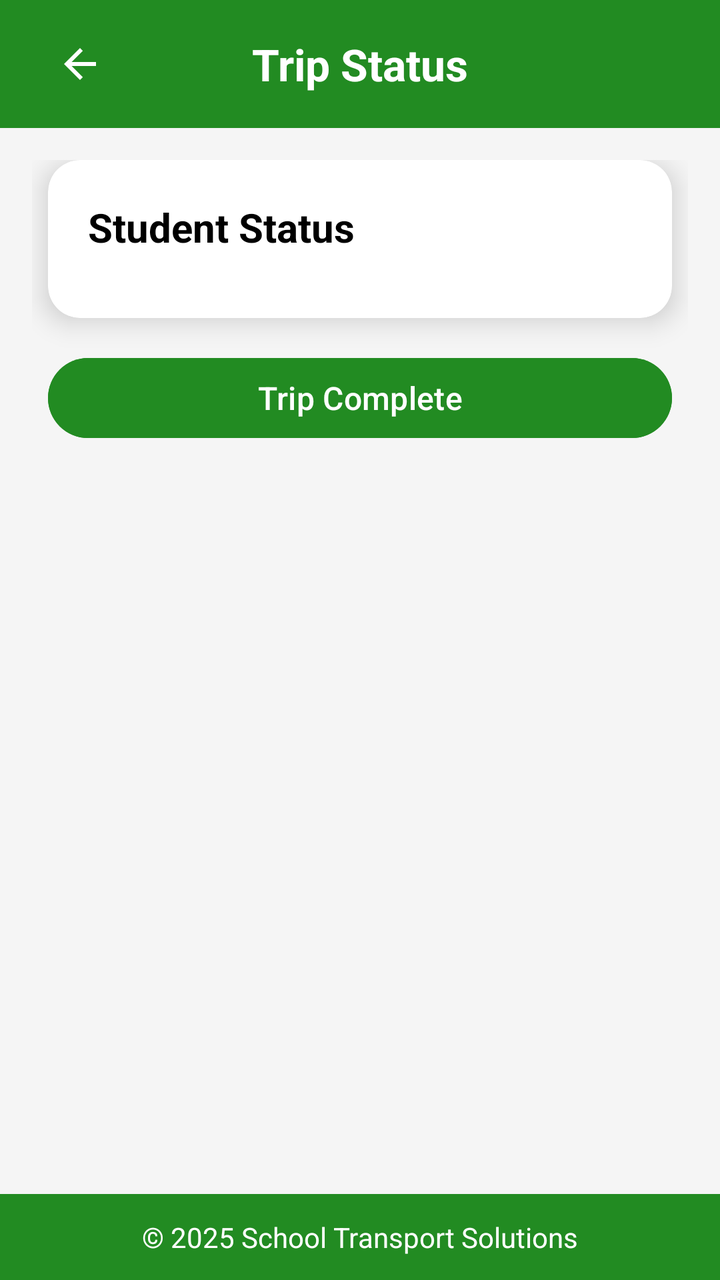
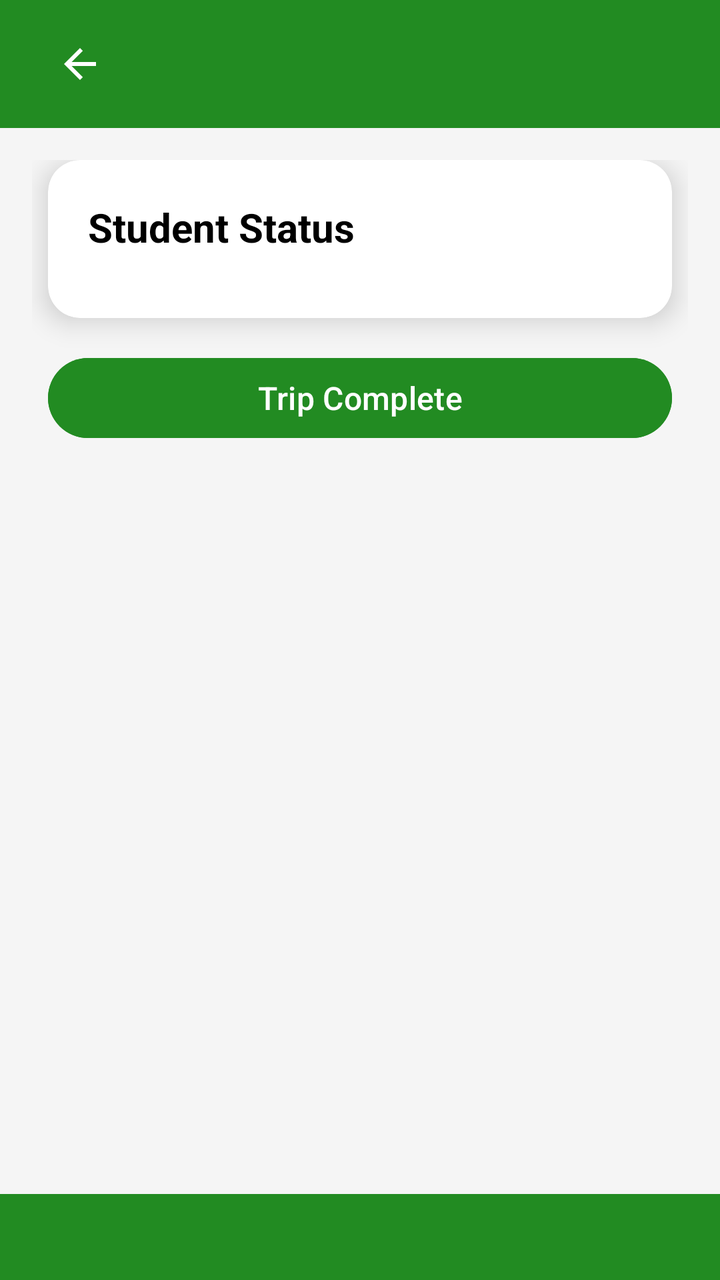

Before-and-after screenshots of an Android layout around one commit, followed by the original layout XML and the change that was made.
<!-- AndroidManifest.xml: application theme Theme.TransportApp -->
<!-- res/layout/activity_pick_up.xml -->
<?xml version="1.0" encoding="utf-8"?>
<LinearLayout xmlns:android="http://schemas.android.com/apk/res/android"
    xmlns:app="http://schemas.android.com/apk/res-auto"
    android:id="@+id/main"
    android:layout_width="match_parent"
    android:layout_height="match_parent"
    android:background="#F5F5F5"
    android:orientation="vertical">

    
    <androidx.appcompat.widget.Toolbar
        android:layout_width="match_parent"
        android:layout_height="?attr/actionBarSize"
        android:background="@color/green"
        android:elevation="4dp"
        android:theme="@style/ThemeOverlay.AppCompat.Dark.ActionBar">

        <ImageButton
            android:layout_width="48dp"
            android:layout_height="48dp"
            android:layout_marginStart="12dp"
            android:background="@null"
            android:contentDescription="Back"
            android:src="@drawable/baseline_arrow_back_24"
            app:tint="@android:color/white" />

        <TextView
            android:layout_width="wrap_content"
            android:layout_height="wrap_content"
            android:layout_gravity="center"
            android:text="Trip Status"
            android:textColor="@android:color/white"
            android:textSize="22sp"
            android:textStyle="bold" />
    </androidx.appcompat.widget.Toolbar>

    
    <ScrollView
        android:layout_width="match_parent"
        android:layout_height="0dp"
        android:layout_weight="1"
        android:fillViewport="true">

        
        <LinearLayout
            android:layout_width="match_parent"
            android:layout_height="wrap_content"
            android:orientation="vertical"
            android:padding="16dp">

            
            <androidx.cardview.widget.CardView
                android:layout_width="match_parent"
                android:layout_height="wrap_content"
                android:layout_marginHorizontal="8dp"
                app:cardCornerRadius="16dp"
                app:cardElevation="8dp"
                android:backgroundTint="@android:color/white">

                <LinearLayout
                    android:layout_width="match_parent"
                    android:layout_height="wrap_content"
                    android:orientation="vertical"
                    android:padding="20dp">

                    <TextView
                        android:layout_width="wrap_content"
                        android:layout_height="wrap_content"
                        android:paddingBottom="12dp"
                        android:text="Student Status"
                        android:textColor="@android:color/black"
                        android:textSize="20sp"
                        android:textStyle="bold" />

                    
                    <androidx.recyclerview.widget.RecyclerView
                        android:id="@+id/studentListRecyclerView"
                        android:layout_width="match_parent"
                        android:layout_height="wrap_content"
                        android:clipToPadding="false"
                        android:overScrollMode="always"
                        android:scrollbars="vertical" />
                </LinearLayout>
            </androidx.cardview.widget.CardView>

            
            <Button
                android:id="@+id/tripCompleteButton"
                android:layout_width="match_parent"
                android:layout_height="wrap_content"
                android:layout_marginTop="16dp"
                android:layout_marginHorizontal="8dp"
                android:backgroundTint="@color/green"
                android:text="Trip Complete"
                android:textColor="@android:color/white"
                android:textSize="16sp" />
        </LinearLayout>
    </ScrollView>

    
    <LinearLayout
        android:layout_width="match_parent"
        android:layout_height="wrap_content"
        android:background="#228B22"
        android:gravity="center"
        android:paddingVertical="12dp">

        <TextView
            android:layout_width="wrap_content"
            android:layout_height="wrap_content"
            android:text="© 2025 School Transport Solutions"
            android:textColor="#FFFFFF"
            android:textSize="14sp"
            android:textStyle="normal" />
    </LinearLayout>
</LinearLayout>
<!-- resources referenced by this layout -->
<resources>
  <color name="green">#228B22</color>
  <!-- drawable baseline_arrow_back_24 (drawable) -->
  <vector xmlns:android="http://schemas.android.com/apk/res/android" android:autoMirrored="true" android:height="24dp" android:tint="#000000" android:viewportHeight="24" android:viewportWidth="24" android:width="24dp">
        
      <path android:fillColor="@android:color/white" android:pathData="M20,11H7.83l5.59,-5.59L12,4l-8,8 8,8 1.41,-1.41L7.83,13H20v-2z"/>
      
  </vector>
  <style name="Theme.TransportApp" parent="Base.Theme.TransportApp" />
  <style name="Base.Theme.TransportApp" parent="Theme.Material3.DayNight.NoActionBar">
          
          
      </style>
</resources>

<!-- the commit's change to res/layout/activity_pick_up.xml (unified diff, before → after) -->
@@ -4,35 +4,14 @@
     android:id="@+id/main"
     android:layout_width="match_parent"
     android:layout_height="match_parent"
-    android:background="#F5F5F5"
+    android:background="@color/screen_background"
     android:orientation="vertical">
 
     
-    <androidx.appcompat.widget.Toolbar
+    <include
+        layout="@layout/toolbar"
         android:layout_width="match_parent"
-        android:layout_height="?attr/actionBarSize"
-        android:background="@color/green"
-        android:elevation="4dp"
-        android:theme="@style/ThemeOverlay.AppCompat.Dark.ActionBar">
-
-        <ImageButton
-            android:layout_width="48dp"
-            android:layout_height="48dp"
-            android:layout_marginStart="12dp"
-            android:background="@null"
-            android:contentDescription="Back"
-            android:src="@drawable/baseline_arrow_back_24"
-            app:tint="@android:color/white" />
-
-        <TextView
-            android:layout_width="wrap_content"
-            android:layout_height="wrap_content"
-            android:layout_gravity="center"
-            android:text="Trip Status"
-            android:textColor="@android:color/white"
-            android:textSize="22sp"
-            android:textStyle="bold" />
-    </androidx.appcompat.widget.Toolbar>
+        android:layout_height="?attr/actionBarSize" />
 
     
     <ScrollView
@@ -49,7 +28,7 @@
             android:padding="16dp">
 
             
-            <androidx.cardview.widget.CardView
+            <com.google.android.material.card.MaterialCardView
                 android:layout_width="match_parent"
                 android:layout_height="wrap_content"
                 android:layout_marginHorizontal="8dp"
@@ -67,7 +46,7 @@
                         android:layout_width="wrap_content"
                         android:layout_height="wrap_content"
                         android:paddingBottom="12dp"
-                        android:text="Student Status"
+                        android:text="@string/student_status"
                         android:textColor="@android:color/black"
                         android:textSize="20sp"
                         android:textStyle="bold" />
@@ -81,7 +60,7 @@
                         android:overScrollMode="always"
                         android:scrollbars="vertical" />
                 </LinearLayout>
-            </androidx.cardview.widget.CardView>
+            </com.google.android.material.card.MaterialCardView>
 
             
             <Button
@@ -91,26 +70,61 @@
                 android:layout_marginTop="16dp"
                 android:layout_marginHorizontal="8dp"
                 android:backgroundTint="@color/green"
-                android:text="Trip Complete"
+                android:text="@string/trip_complete"
                 android:textColor="@android:color/white"
                 android:textSize="16sp" />
         </LinearLayout>
     </ScrollView>
 
     
-    <LinearLayout
+    <include
+        layout="@layout/footer"
         android:layout_width="match_parent"
+        android:layout_height="wrap_content" />
+</LinearLayout>
+<!-- res/layout/toolbar.xml (included above) -->
+<?xml version="1.0" encoding="utf-8"?>
+<com.google.android.material.appbar.MaterialToolbar xmlns:android="http://schemas.android.com/apk/res/android"
+    xmlns:app="http://schemas.android.com/apk/res-auto"
+    android:id="@+id/toolbar"
+    android:layout_width="match_parent"
+    android:layout_height="?attr/actionBarSize"
+    android:background="@color/green"
+    android:elevation="4dp"
+    android:theme="@style/ThemeOverlay.AppCompat.Dark.ActionBar">
+
+    <ImageButton
+        android:id="@+id/backButton"
+        android:layout_width="48dp"
+        android:layout_height="48dp"
+        android:layout_marginStart="12dp"
+        android:background="@null"
+        android:contentDescription="@string/back_button_desc"
+        android:src="@drawable/baseline_arrow_back_24"
+        app:tint="@android:color/white" />
+
+    <TextView
+        android:id="@+id/toolbar_title"
+        android:layout_width="wrap_content"
         android:layout_height="wrap_content"
-        android:background="#228B22"
-        android:gravity="center"
-        android:paddingVertical="12dp">
+        android:layout_gravity="center"
+        android:textColor="@android:color/white"
+        android:textSize="22sp"
+        android:textStyle="bold" />
+</com.google.android.material.appbar.MaterialToolbar>
+<!-- res/layout/footer.xml (included above) -->
+<?xml version="1.0" encoding="utf-8"?>
+<LinearLayout xmlns:android="http://schemas.android.com/apk/res/android"
+    android:layout_width="match_parent"
+    android:layout_height="wrap_content"
+    android:background="@color/green"
+    android:gravity="center"
+    android:paddingVertical="12dp">
 
-        <TextView
-            android:layout_width="wrap_content"
-            android:layout_height="wrap_content"
-            android:text="© 2025 School Transport Solutions"
-            android:textColor="#FFFFFF"
-            android:textSize="14sp"
-            android:textStyle="normal" />
-    </LinearLayout>
+    <TextView
+        android:id="@+id/footer_text"
+        android:layout_width="wrap_content"
+        android:layout_height="wrap_content"
+        android:textColor="@android:color/white"
+        android:textSize="14sp" />
 </LinearLayout>
<!-- resource entries referenced after the edit -->
@@ -1,16 +1,28 @@
 <!-- resources referenced by this layout -->
 <resources>
   <color name="green">#228B22</color>
+  <color name="screen_background">#F5F5F5</color>
   <!-- drawable baseline_arrow_back_24 (drawable) -->
   <vector xmlns:android="http://schemas.android.com/apk/res/android" android:autoMirrored="true" android:height="24dp" android:tint="#000000" android:viewportHeight="24" android:viewportWidth="24" android:width="24dp">
         
       <path android:fillColor="@android:color/white" android:pathData="M20,11H7.83l5.59,-5.59L12,4l-8,8 8,8 1.41,-1.41L7.83,13H20v-2z"/>
       
   </vector>
+  <string name="back_button_desc">Navigate back</string>
+  <string name="student_status">Student Status</string>
+  <string name="trip_complete">Trip Complete</string>
   <style name="Theme.TransportApp" parent="Base.Theme.TransportApp" />
   <style name="Base.Theme.TransportApp" parent="Theme.Material3.DayNight.NoActionBar">
           
+          <item name="colorPrimary">@color/green</item>
+          <item name="colorOnPrimary">@color/white</item>
+          <item name="colorSecondary">@color/accent_orange</item>
+          <item name="colorOnSecondary">@color/black</item>
           
+          <item name="materialCardViewStyle">@style/Widget.Material3.CardView.Elevated</item>
       </style>
+  <color name="white">#FFFFFFFF</color>
+  <color name="accent_orange">#FF9800</color>
+  <color name="black">#FF000000</color>
 </resources>
 
